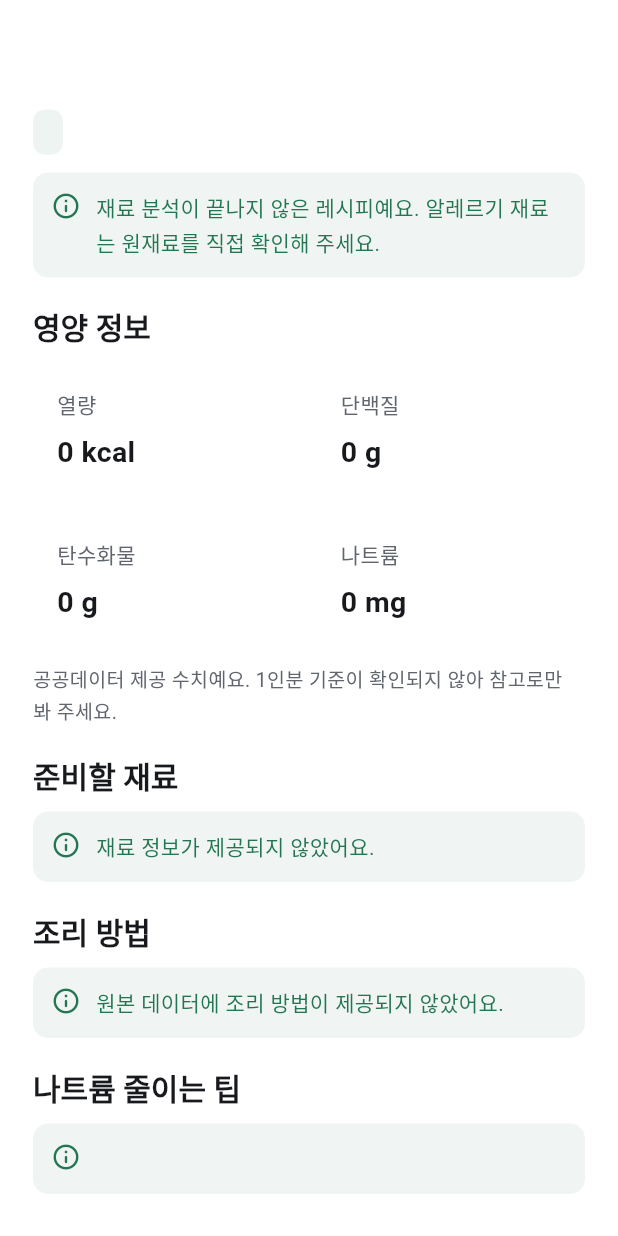
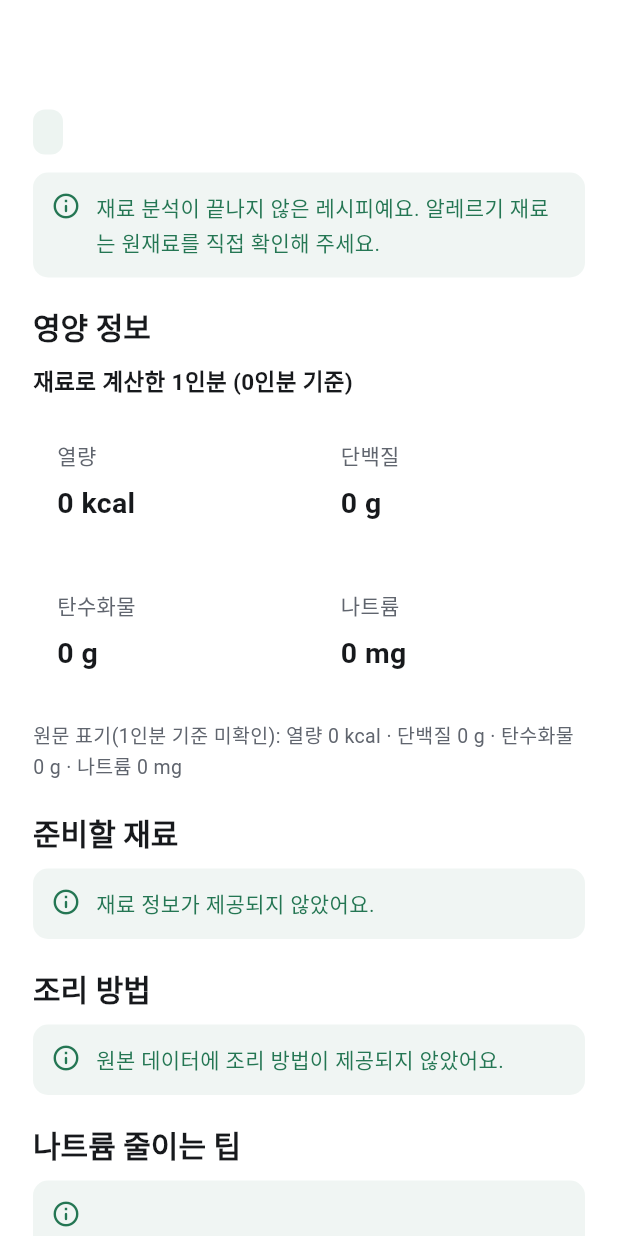
Before and after one commit to dlwlssud123/SoftwareProject, a Flutter app: the _RecipeBody widget shown alone on an empty page, opened directly with empty values, on a phone screen of 412 x 824 dp. Run offline on Flutter 3.47's test engine with Material 3 defaults, Android fonts, the phone set to English and light mode, and no system bars; our stand-ins replace dio, flutter_secure_storage, flutter_tts, image_picker, shared_preferences; accounts and stored records are empty; network calls fail.

Commit message:
feat(app): 레시피 화면에 재료로 계산한 영양(computed_nutrition) 표시

```diff
--- a/src/frontend/lib/models/recipe_record.dart
+++ b/src/frontend/lib/models/recipe_record.dart
@@ -3,6 +3,8 @@
 /// 계약: docs/설계/API_명세서.md 9·10절, catalog.openapi.json의 RecipeRecord.
 /// - 누락된 영양값은 0으로 채우지 않고 null로 둔다.
 /// - 원천 ID는 숫자처럼 보여도 문자열로 유지한다.
+/// - `nutrition`은 원천이 적은 1인분 표기(근거 미확인), `computedNutrition`은
+///   재료로 계산한 값이다. 둘을 섞지 않는다(food_nutrition_contract.md 3.4).
 class RecipeRecord {
   const RecipeRecord({
     required this.recipeId,
@@ -16,6 +18,7 @@ class RecipeRecord {
     required this.steps,
     required this.missingStepNos,
     required this.nutrition,
+    this.computedNutrition,
     required this.sodiumTip,
     required this.allergens,
     required this.qualityStatus,
@@ -32,6 +35,9 @@ class RecipeRecord {
   final List<RecipeStepItem> steps;
   final List<int> missingStepNos;
   final RecipeNutritionInfo nutrition;
+
+  /// 재료로 계산한 영양. 아직 식품 매핑 전이면 null이다.
+  final ComputedNutrition? computedNutrition;
   final String? sodiumTip;
   final RecipeAllergenInfo allergens;
   final String qualityStatus;
@@ -61,6 +67,12 @@ class RecipeRecord {
       nutrition: RecipeNutritionInfo.fromJson(
         json['nutrition'] as Map<String, dynamic>,
       ),
+      computedNutrition: switch (json['computed_nutrition']) {
+        null => null,
+        final block => ComputedNutrition.fromJson(
+          block as Map<String, dynamic>,
+        ),
+      },
       sodiumTip: json['sodium_tip'] as String?,
       allergens: RecipeAllergenInfo.fromJson(
         json['allergens'] as Map<String, dynamic>,
@@ -149,6 +161,145 @@ class RecipeNutritionInfo {
       value is num ? value.toDouble() : null;
 }
 
+/// 재료 목록 전체를 식품 DB로 계산한 영양(`computed_nutrition`, basis=whole_recipe).
+///
+/// 계약: docs/data/food_nutrition_contract.md 3.4.
+/// - [perServing]은 재료 원문에 'N인분'이 있을 때만 있다. 없으면 1인분을 지어내지 않는다.
+/// - [density]는 레시피끼리 비교하는 값이라 화면에 그대로 보여주지 않는다.
+class ComputedNutrition {
+  const ComputedNutrition({
+    required this.servings,
+    required this.total,
+    required this.perServing,
+    required this.partialNutrients,
+    required this.complete,
+    required this.density,
+    required this.notices,
+    required this.version,
+  });
+
+  final double? servings;
+  final NutrientAmounts total;
+  final NutrientAmounts? perServing;
+
+  /// 일부 재료만 합산된 성분 키(예: `sugars_g`).
+  final Set<String> partialNutrients;
+
+  /// 먹는 재료가 모두 계산에 들어갔는지.
+  final bool complete;
+  final NutrientDensity density;
+  final List<NutritionNotice> notices;
+  final String? version;
+
+  /// 화면에 보여줄 값: 1인분이 있으면 1인분, 없으면 레시피 전체 합계.
+  NutrientAmounts get shown => perServing ?? total;
+
+  factory ComputedNutrition.fromJson(Map<String, dynamic> json) =>
+      ComputedNutrition(
+        servings: _number(json['servings']),
+        total: NutrientAmounts.fromJson(json['total'] as Map<String, dynamic>),
+        perServing: switch (json['per_serving']) {
+          null => null,
+          final amounts => NutrientAmounts.fromJson(
+            amounts as Map<String, dynamic>,
+          ),
+        },
+        partialNutrients: {
+          for (final key in json['partial_nutrients'] as List) key as String,
+        },
+        complete: json['complete'] as bool,
+        density: NutrientDensity.fromJson(
+          json['density'] as Map<String, dynamic>,
+        ),
+        notices: [
+          for (final row in json['notices'] as List)
+            NutritionNotice.fromJson(row as Map<String, dynamic>),
+        ],
+        version: json['version'] as String?,
+      );
+}
+
+/// 성분 합계. 앱 화면은 열량·탄수화물·단백질·지방·나트륨 다섯 성분을 쓴다.
+class NutrientAmounts {
+  const NutrientAmounts({
+    required this.energyKcal,
+    required this.carbohydrateG,
+    required this.proteinG,
+    required this.fatG,
+    required this.sodiumMg,
+  });
+
+  final double? energyKcal;
+  final double? carbohydrateG;
+  final double? proteinG;
+  final double? fatG;
+  final double? sodiumMg;
+
+  factory NutrientAmounts.fromJson(Map<String, dynamic> json) =>
+      NutrientAmounts(
+        energyKcal: _number(json['energy_kcal']),
+        carbohydrateG: _number(json['carbohydrate_g']),
+        proteinG: _number(json['protein_g']),
+        fatG: _number(json['fat_g']),
+        sodiumMg: _number(json['sodium_mg']),
+      );
+}
+
+/// 분량과 상관없는 비교 값(food_nutrition_contract.md 3.2).
+class NutrientDensity {
+  const NutrientDensity({
+    required this.sodiumMgPer1000kcal,
+    required this.carbohydrateEnergyPct,
+  });
+
+  final double? sodiumMgPer1000kcal;
+  final double? carbohydrateEnergyPct;
+
+  factory NutrientDensity.fromJson(Map<String, dynamic> json) =>
+      NutrientDensity(
+        sodiumMgPer1000kcal: _number(json['sodium_mg_per_1000kcal']),
+        carbohydrateEnergyPct: _number(json['carbohydrate_energy_pct']),
+      );
+}
+
+/// 화면 안내. [label]은 서버 문구를 그대로 표시한다.
+class NutritionNotice {
+  const NutritionNotice({
+    required this.code,
+    required this.label,
+    required this.itemNames,
+  });
+
+  final String code;
+  final String label;
+
+  /// 안내에 해당하는 재료 이름(분량 표기가 있으면 함께).
+  final List<String> itemNames;
+
+  factory NutritionNotice.fromJson(Map<String, dynamic> json) =>
+      NutritionNotice(
+        code: json['code'] as String,
+        label: json['label'] as String,
+        itemNames: [
+          for (final row
+              in (json['items'] as List).cast<Map<String, dynamic>>())
+            ?_itemName(row),
+        ],
+      );
+
+  /// `{name, amount_text, ...}` → '건두부 (10장)'. 이름이 없는 항목은 건너뛴다.
+  static String? _itemName(Map<String, dynamic> item) {
+    final name = item['name'];
+    if (name is! String || name.trim().isEmpty) return null;
+    final amount = item['amount_text'];
+    return amount is String && amount.trim().isNotEmpty
+        ? '${name.trim()} ${amount.trim()}'
+        : name.trim();
+  }
+}
+
+double? _number(Object? value) => value is num ? value.toDouble() : null;
+
 /// 재료 이름 기준 알레르기 판정 결과. 이름은 서버 표기(예: 알류)다.
 class RecipeAllergenInfo {
   const RecipeAllergenInfo({
--- a/src/frontend/lib/screens/server_recipe_screens.dart
+++ b/src/frontend/lib/screens/server_recipe_screens.dart
@@ -133,7 +133,7 @@ class _ServerRecipeListState extends State<ServerRecipeList> {
             ),
           const SizedBox(height: 12),
           const Text(
-            '출처: 식품안전나라 COOKRCP01\n영양 수치는 1인분 기준이 확인되지 않은 참고값이에요.',
+            '출처: 식품안전나라 COOKRCP01\n열량은 재료로 계산한 값이에요. 계산 전인 레시피는 원문 표기를 보여드려요.',
             style: TextStyle(fontSize: 13, color: muted, height: 1.6),
           ),
         ],
@@ -144,7 +144,15 @@ class _ServerRecipeListState extends State<ServerRecipeList> {
   static String _summary(RecipeRecord recipe) => [
     ?recipe.category,
     ?recipe.cookingMethod,
-    _amount('열량', recipe.nutrition.energyKcal, 'kcal'),
+    switch (recipe.computedNutrition) {
+      final computed? when computed.perServing != null => _amount(
+        '1인분',
+        computed.perServing!.energyKcal,
+        'kcal',
+      ),
+      final computed? => _amount('전체', computed.total.energyKcal, 'kcal'),
+      null => _amount('원문 열량', recipe.nutrition.energyKcal, 'kcal'),
+    },
   ].join(' · ');
 }
 
@@ -268,6 +276,15 @@ class _RecipeBody extends StatelessWidget {
           const Notice('재료 분석이 끝나지 않은 레시피예요. 알레르기 재료는 원재료를 직접 확인해 주세요.'),
         ],
         const SectionTitle('영양 정보'),
+        if (recipe.computedNutrition case final computed?)
+          _ComputedNutritionView(computed: computed, source: nutrition)
+        else ...[
+          const Text(
+            '원문 표기',
+            key: Key('server-recipe-source-nutrition'),
+            style: TextStyle(fontSize: 15, fontWeight: FontWeight.w700),
+          ),
+          const SizedBox(height: 10),
           Wrap(
             spacing: 10,
             runSpacing: 10,
@@ -283,6 +300,7 @@ class _RecipeBody extends StatelessWidget {
             '공공데이터 제공 수치예요. 1인분 기준이 확인되지 않아 참고로만 봐 주세요.',
             style: TextStyle(fontSize: 13, color: muted),
           ),
+        ],
         if (nutrition.suspect) ...[
           const SizedBox(height: 10),
           const Notice('열량과 영양소 수치가 서로 맞지 않아 확인이 필요한 값이에요.'),
@@ -450,6 +468,79 @@ class _IngredientGroups extends StatelessWidget {
   }
 }
 
+/// 재료로 계산한 영양(computed_nutrition)과 원문 표기를 구분해 보여준다.
+class _ComputedNutritionView extends StatelessWidget {
+  const _ComputedNutritionView({required this.computed, required this.source});
+
+  final ComputedNutrition computed;
+  final RecipeNutritionInfo source;
+
+  @override
+  Widget build(BuildContext context) {
+    final shown = computed.shown;
+    final partial = computed.partialNutrients;
+    String box(String key, double? value, String unit) {
+      final text = _amount(null, value, unit);
+      return partial.contains(key) && value != null ? '$text (일부 재료)' : text;
+    }
+
+    final servings = computed.servings;
+    final title = computed.perServing != null && servings != null
+        ? '재료로 계산한 1인분 (${_count(servings)}인분 기준)'
+        : '레시피 전체 (재료 기준)';
+    return Column(
+      key: const Key('server-recipe-computed-nutrition'),
+      crossAxisAlignment: CrossAxisAlignment.stretch,
+      children: [
+        Text(
+          title,
+          style: const TextStyle(fontSize: 15, fontWeight: FontWeight.w700),
+        ),
+        const SizedBox(height: 10),
+        Wrap(
+          spacing: 10,
+          runSpacing: 10,
+          children: [
+            _NutrientBox('열량', box('energy_kcal', shown.energyKcal, 'kcal')),
+            _NutrientBox('단백질', box('protein_g', shown.proteinG, 'g')),
+            _NutrientBox(
+              '탄수화물',
+              box('carbohydrate_g', shown.carbohydrateG, 'g'),
+            ),
+            _NutrientBox('나트륨', box('sodium_mg', shown.sodiumMg, 'mg')),
+          ],
+        ),
+        if (computed.perServing == null) ...[
+          const SizedBox(height: 10),
+          const Text(
+            '몇 인분인지 원문에 없어 재료 전체를 합한 값이에요. 한 번에 드시는 양은 이보다 적을 수 있어요.',
+            style: TextStyle(fontSize: 13, color: muted, height: 1.5),
+          ),
+        ],
+        for (final notice in computed.notices) ...[
+          const SizedBox(height: 10),
+          Notice(
+            notice.itemNames.isEmpty
+                ? notice.label
+                : '${notice.label}\n${notice.itemNames.join(', ')}',
+          ),
+        ],
+        const SizedBox(height: 14),
+        Text(
+          '원문 표기(1인분 기준 미확인): ${[_amount('열량', source.energyKcal, 'kcal'), _amount('단백질', source.proteinG, 'g'), _amount('탄수화물', source.carbohydrateG, 'g'), _amount('나트륨', source.sodiumMg, 'mg')].join(' · ')}',
+          key: const Key('server-recipe-source-nutrition'),
+          style: const TextStyle(fontSize: 13, color: muted, height: 1.5),
+        ),
+      ],
+    );
+  }
+
+  /// 2.0 → '2', 1.5 → '1.5'
+  static String _count(double value) => value == value.roundToDouble()
+      ? value.toStringAsFixed(0)
+      : value.toString();
+}
+
 class _NutrientBox extends StatelessWidget {
   const _NutrientBox(this.label, this.value);
 
```
Also changed, not shown: 2 other files. Lines whose indentation alone changed are shown as unchanged.
